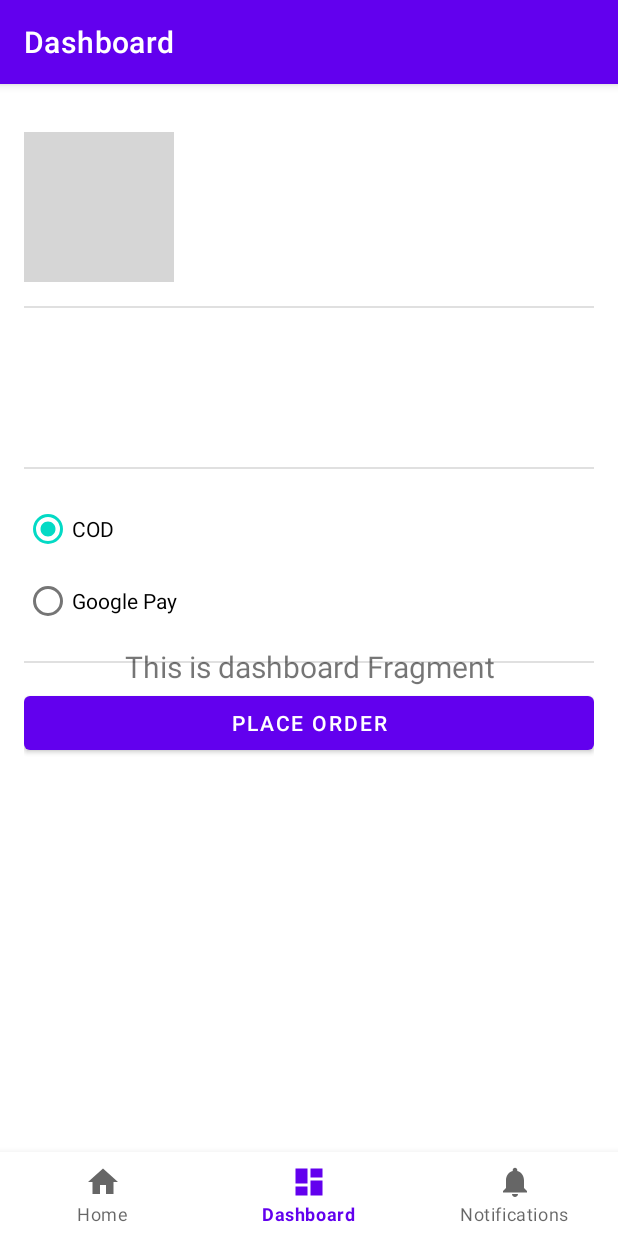
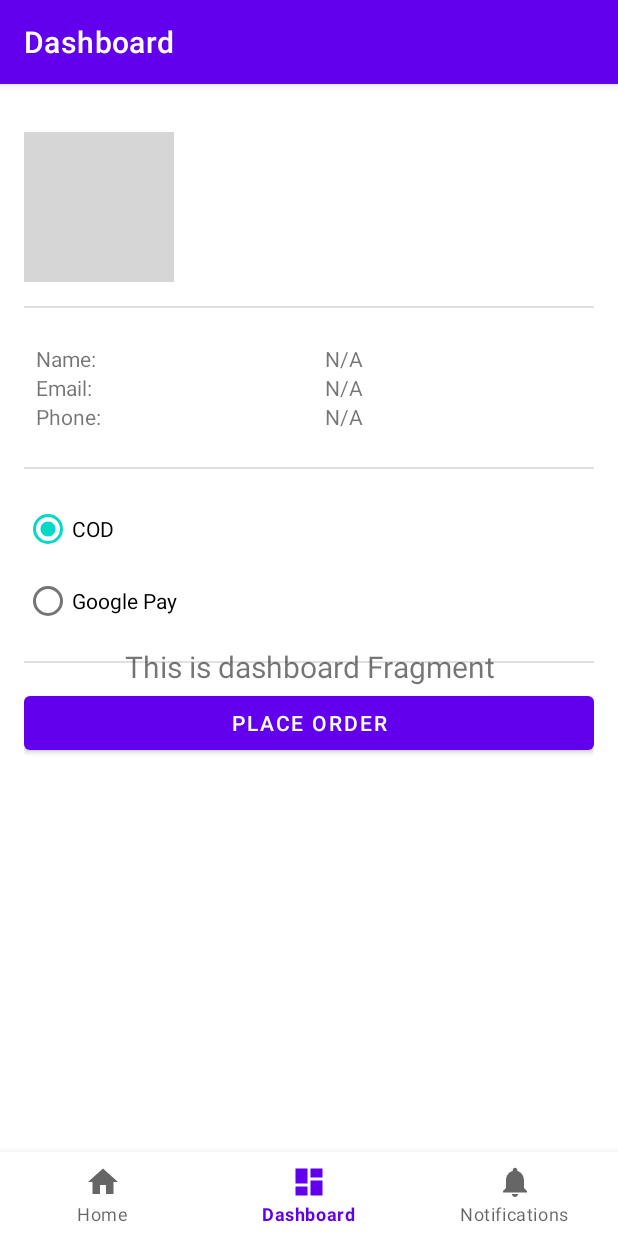
Before and after one commit to haseebpvt/Adhiyoz, an Android app: the fragment CheckoutFragment placed in its activity, item 2 of the bottom bar chosen, on a phone screen of 412 x 824 dp. Run offline under Robolectric (Android 15) with nearby library versions, the phone set to English and light mode, and no system bars; our stand-ins replace Dagger/Hilt's generated code, Firebase (no records; nobody signed in at launch, a user with empty details on screens opened directly), Timber, data binding, navigation-ui; libraries missing offline, so code that uses them is left out: androidx.hilt.lifecycle; 6 statements that could not run were skipped; grey boxes are pictures that could not be loaded.

Commit message:
Loading customer details in checkout

```diff
--- a/app/src/main/java/com/android/adhiyoz/data/customer/FirestoreCustomerDataSource.kt
+++ b/app/src/main/java/com/android/adhiyoz/data/customer/FirestoreCustomerDataSource.kt
@@ -2,12 +2,15 @@ package com.android.adhiyoz.data.customer
 
 import com.android.models.Customer
 import com.google.android.gms.tasks.Tasks
+import com.google.firebase.firestore.DocumentSnapshot
 import com.google.firebase.firestore.FirebaseFirestore
 import java.util.concurrent.TimeUnit
 import javax.inject.Inject
 
 interface CustomerDataSource {
     fun saveCustomerDetails(userId: String, customer: Customer)
+
+    fun getCustomerDetails(userId: String): Customer
 }
 
 class FirestoreCustomerDataSource @Inject constructor(
@@ -31,6 +34,26 @@ class FirestoreCustomerDataSource @Inject constructor(
         Tasks.await(task, 20, TimeUnit.SECONDS)
     }
 
+    override fun getCustomerDetails(userId: String): Customer {
+        val task = firestore
+            .collection(CUSTOMER)
+            .document(userId)
+            .get()
+
+        val snapshot = Tasks.await(task, 20, TimeUnit.SECONDS)
+        return parseCustomerItem(snapshot)
+    }
+
+    private fun parseCustomerItem(snapshot: DocumentSnapshot): Customer {
+        return Customer(
+            customerId = snapshot[CUSTOMER_ID] as String? ?: "",
+            firstName = snapshot[FIRST_NAME] as String? ?: "N/A",
+            phone = snapshot[PHONE_NUMBER] as String? ?: "N/A",
+            email = snapshot[EMAIL] as String? ?: "N/A",
+            photo = snapshot[PHOTO_URL] as String? ?: "N/A",
+        )
+    }
+
     companion object {
         const val CUSTOMER = "customer"
         const val FIRST_NAME = "firstName"
--- a/app/src/main/java/com/android/adhiyoz/data/customer/FirestoreCustomerRepository.kt
+++ b/app/src/main/java/com/android/adhiyoz/data/customer/FirestoreCustomerRepository.kt
@@ -5,6 +5,8 @@ import javax.inject.Inject
 
 interface CustomerRepository {
     fun saveCustomerDetails(userId: String, customer: Customer)
+
+    fun getCustomerDetails(userId: String): Customer
 }
 
 class FirestoreCustomerRepository @Inject constructor(
@@ -13,4 +15,8 @@ class FirestoreCustomerRepository @Inject constructor(
     override fun saveCustomerDetails(userId: String, customer: Customer) {
         customerDataSource.saveCustomerDetails(userId, customer)
     }
+
+    override fun getCustomerDetails(userId: String): Customer {
+        return customerDataSource.getCustomerDetails(userId)
+    }
 }
--- /dev/null
+++ b/app/src/main/java/com/android/adhiyoz/domain/customer/GetCustomerDetailsFromFirestoreUseCase.kt
@@ -0,0 +1,27 @@
+package com.android.adhiyoz.domain.customer
+
+import com.android.adhiyoz.data.customer.CustomerRepository
+import com.android.adhiyoz.di.IoDispatcher
+import com.android.adhiyoz.result.Result
+import com.android.models.Customer
+import kotlinx.coroutines.CoroutineDispatcher
+import kotlinx.coroutines.withContext
+import timber.log.Timber
+import javax.inject.Inject
+
+class GetCustomerDetailsFromFirestoreUseCase @Inject constructor(
+    private val customerRepository: CustomerRepository,
+    @IoDispatcher private val dispatcher: CoroutineDispatcher
+) {
+
+    suspend operator fun invoke(userId: String): Result<Customer> = withContext(dispatcher) {
+        val result = try {
+            customerRepository.getCustomerDetails(userId)
+        } catch (e: Exception) {
+            Timber.e("Customer details: $e")
+            return@withContext Result.Error(e)
+        }
+
+        return@withContext Result.Success(result)
+    }
+}
--- a/app/src/main/java/com/android/adhiyoz/ui/checkout/CheckoutFragment.kt
+++ b/app/src/main/java/com/android/adhiyoz/ui/checkout/CheckoutFragment.kt
@@ -8,6 +8,7 @@ import androidx.fragment.app.Fragment
 import androidx.fragment.app.viewModels
 import androidx.navigation.fragment.navArgs
 import com.android.adhiyoz.databinding.FragmentCheckoutBinding
+import com.google.firebase.auth.FirebaseAuth
 import dagger.hilt.android.AndroidEntryPoint
 
 @AndroidEntryPoint
@@ -34,5 +35,9 @@ class CheckoutFragment : Fragment() {
         super.onViewCreated(view, savedInstanceState)
 
         viewModel.loadProductDetails(productId = args.productId)
+
+        FirebaseAuth.getInstance().currentUser?.uid?.let {
+            viewModel.loadCustomerDetails(userId = it)
+        }
     }
 }
--- a/app/src/main/java/com/android/adhiyoz/ui/checkout/CheckoutViewModel.kt
+++ b/app/src/main/java/com/android/adhiyoz/ui/checkout/CheckoutViewModel.kt
@@ -6,13 +6,16 @@ import androidx.lifecycle.LiveData
 import androidx.lifecycle.MutableLiveData
 import androidx.lifecycle.ViewModel
 import androidx.lifecycle.viewModelScope
+import com.android.adhiyoz.domain.customer.GetCustomerDetailsFromFirestoreUseCase
 import com.android.adhiyoz.domain.product.GetProductDetailsWithProductIdUseCase
 import com.android.adhiyoz.result.Result
+import com.android.models.Customer
 import com.android.models.Product
 import kotlinx.coroutines.launch
 
 class CheckoutViewModel @ViewModelInject constructor(
-    private val getProductDetailsWithProductIdUseCase: GetProductDetailsWithProductIdUseCase
+    private val getProductDetailsWithProductIdUseCase: GetProductDetailsWithProductIdUseCase,
+    private val getCustomerDetailsFromFirestoreUseCase: GetCustomerDetailsFromFirestoreUseCase
 ) : ViewModel() {
 
     private val _product = MutableLiveData<Product>()
@@ -32,4 +35,23 @@ class CheckoutViewModel @ViewModelInject constructor(
             }
         }
     }
+
+
+    private val _customer = MutableLiveData<Customer>()
+    val customer: LiveData<Customer> = _customer
+
+    fun loadCustomerDetails(userId: String) {
+        viewModelScope.launch {
+            when (val result = getCustomerDetailsFromFirestoreUseCase(userId)) {
+                is Result.Success -> {
+                    Log.e("custom_log", result.data.toString())
+                    _customer.value = result.data
+                }
+
+                is Result.Error -> {
+                    Log.e("custom_log", result.exception.toString())
+                }
+            }
+        }
+    }
 }
--- a/app/src/main/res/layout/fragment_checkout.xml
+++ b/app/src/main/res/layout/fragment_checkout.xml
@@ -43,7 +43,8 @@
             android:layout_width="match_parent"
             android:layout_height="wrap_content"
             android:layout_marginTop="@dimen/checkout_item_top_bottom_margin"
-            android:layout_marginBottom="@dimen/checkout_item_top_bottom_margin" />
+            android:layout_marginBottom="@dimen/checkout_item_top_bottom_margin"
+            app:customer="@{viewmodel.customer}" />
 
         <View
             android:layout_width="match_parent"
--- a/app/src/main/res/layout/layout_checkout_address.xml
+++ b/app/src/main/res/layout/layout_checkout_address.xml
@@ -1,6 +1,15 @@
 <?xml version="1.0" encoding="utf-8"?>
-<TableLayout xmlns:android="http://schemas.android.com/apk/res/android"
-    xmlns:tools="http://schemas.android.com/tools"
+<layout xmlns:android="http://schemas.android.com/apk/res/android"
+    xmlns:tools="http://schemas.android.com/tools">
+
+    <data>
+
+        <variable
+            name="customer"
+            type="com.android.models.Customer" />
+    </data>
+
+    <TableLayout
         android:layout_width="match_parent"
         android:layout_height="wrap_content"
         android:padding="8dp">
@@ -11,12 +20,13 @@
                 android:layout_width="wrap_content"
                 android:layout_height="wrap_content"
                 android:layout_weight="1"
-            tools:text="Name: " />
+                android:text="Name: " />
 
             <TextView
                 android:layout_width="wrap_content"
                 android:layout_height="wrap_content"
                 android:layout_weight="1"
+                android:text="@{customer.firstName}"
                 tools:text="Haseeb" />
         </TableRow>
 
@@ -26,12 +36,13 @@
                 android:layout_width="wrap_content"
                 android:layout_height="wrap_content"
                 android:layout_weight="1"
-            tools:text="Name: " />
+                android:text="Email: " />
 
             <TextView
                 android:layout_width="wrap_content"
                 android:layout_height="wrap_content"
                 android:layout_weight="1"
+                android:text="@{customer.email}"
                 tools:text="Haseeb" />
         </TableRow>
 
@@ -41,12 +52,14 @@
                 android:layout_width="wrap_content"
                 android:layout_height="wrap_content"
                 android:layout_weight="1"
-            tools:text="Name: " />
+                android:text="Phone: " />
 
             <TextView
                 android:layout_width="wrap_content"
                 android:layout_height="wrap_content"
                 android:layout_weight="1"
+                android:text="@{customer.phone}"
                 tools:text="Haseeb" />
         </TableRow>
     </TableLayout>
+</layout>
```
Lines whose indentation alone changed are shown as unchanged.
